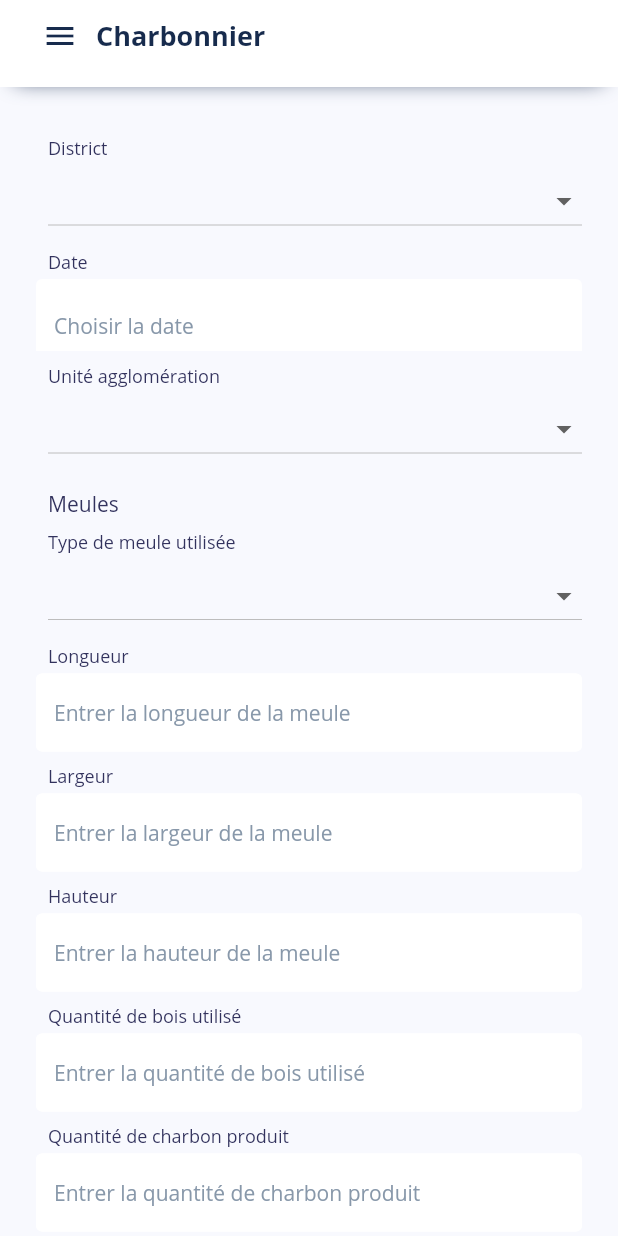
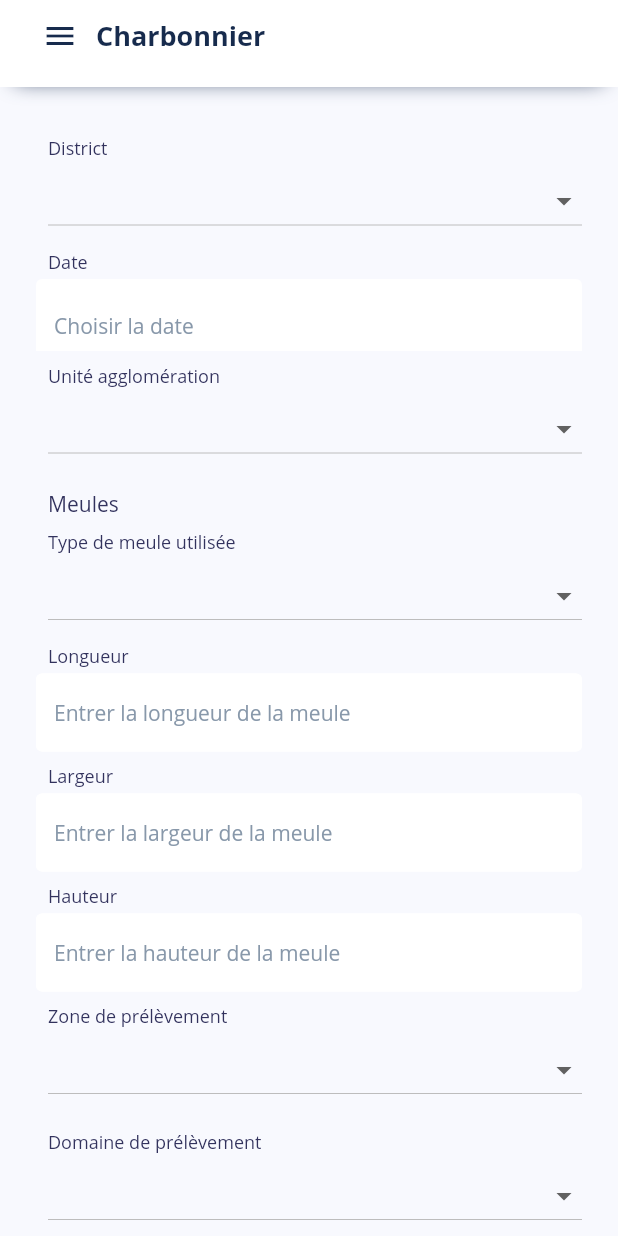
Before and after one commit to vvizzard/ssbeac, a Flutter app: the Charbonnier screen opened by its route, on a phone screen of 412 x 824 dp. Run offline on Flutter 3.47's test engine with Material 2 defaults, Android fonts, the light colour scheme and no system bars; our stand-ins replace carousel_slider, csv, font_awesome_flutter, scrollable_positioned_list, sqflite; missing offline and left inert: simple_permissions; accounts and stored records are empty.

Commit message:
update charbonnier

```diff
--- a/lib/helper/database_helpers.dart
+++ b/lib/helper/database_helpers.dart
@@ -13,24 +13,15 @@ final String columnAgglomerationMenage = 'agglomeration';
 final String columnTypeMenage = 'typeMenage';
 final String columnTailleMenage = 'tailleMenage';
 final String columnTypeGrosConsommateur= 'typeGrosConsommateur';
-// final String columnFrequenceRenouvellementBCTrad = 'frequenceRenouvellementBCTrad'; remove
-// final String columnPrixRenouvellementBCTrad = 'prixRenouvellementBCTrad'; remove
-// final String columnFrequenceRenouvellementBCAmeliore = 'frequenceRenouvellementBCAmeliore'; remove
-// final String columnPrixRenouvellementBCAmeliore = 'prixRenouvellementBCAmeliore'; remove
-// final String columnFrequenceRenouvellementCBTrad = 'frequenceRenouvellementCBTrad'; remove
-// final String columnPrixRenouvelementCBTrad = 'prixRenouvelementCBTrad'; remove
-// final String columnFrequenceRenouvellementCBAmeliore = 'frequenceRenouvellementCBAmeliore'; remove
-// final String columnPrixRenouvelementCBAmeliore = 'prixRenouvelementCBAmeliore'; remove
 
 // Energie de cuisson
 final String tableEnergieCuisson = 'energieCuisson';
 final String columnIdEnergieCuisson = '_id';
 final String columnIdMenageEnergieCuisson = '_idMenage';
 final String columnEnergieCuisson = 'energie';
-// final String columnAutreEnergieCuisson = 'autreEnergie'; Remove
-final String columnTypeFoyerEnergieCuisson = 'type_foyer'; //Ajouter
-final String columnFrequenceFoyerEnergieCuisson = 'frequence_foyer'; //Ajouter
-final String columnPUFoyerEnergieCuisson = 'pu_foyer'; //Ajouter
+final String columnTypeFoyerEnergieCuisson = 'type_foyer';
+final String columnFrequenceFoyerEnergieCuisson = 'frequence_foyer';
+final String columnPUFoyerEnergieCuisson = 'pu_foyer';
 final String columnQteEnergieCuisson = 'qte';
 final String columnPrixEnergieCuisson = 'prix';
 final String columnSaisonEnergieCuisson = 'saison';
--- a/lib/screens/charbonnier.dart
+++ b/lib/screens/charbonnier.dart
@@ -7,7 +7,6 @@ import 'package:argon_flutter/constants/Theme.dart';
 import 'package:argon_flutter/widgets/navbar.dart';
 import 'package:argon_flutter/widgets/drawer.dart';
 import 'package:argon_flutter/widgets/input.dart';
-import 'package:argon_flutter/widgets/table-cell.dart';
 import 'package:intl/intl.dart';
 
 List<String> districts = ['Ambohidratrimo ',
@@ -133,9 +132,14 @@ List<String> typeMeule = [
   'Traditionnel', 'Amélioré'
 ];
 
-List<String> listeMeuleAmeliore = ['Non défini', 'MATI(Meule Amélioré à Tirage Inversée)', 'VMTP(Voay MiTaPy)', 'GMDR(Green Mad Dome Retort)', 'Autre'];
+List<String> listeMeuleAmeliore = [
+  'MATI(Meule Amélioré à Tirage Inversée)', 'VMTP(Voay MiTaPy)',
+  'GMDR(Green Mad Dome Retort)', 'Autre'
+];
 
-List<String> listeZonePrelevement = ['Forêt naturelle', 'Plantation', 'Mangrove', 'Arbre hors forêts'];
+List<String> listeZonePrelevement = [
+  'Forêt naturelle', 'Plantation', 'Mangrove', 'Arbre hors forêts'
+];
 List<String> listeDomainePrelevement = ['Domaine\'état', 'Domaine privé', 'TG'];
 
 class Charbonnier extends StatefulWidget {
@@ -198,8 +202,8 @@ class _CharbonnierState extends State<Charbonnier> {
     charbonnier.especeBoisCharbonnier = especeBois.text;
     // charbonnier.qteBoisCharbonnier = double.tryParse(qte.text);
     // charbonnier.qteCharbonCharbonnier = double.tryParse(qteC.text);
-    charbonnier.zonePrelevelementCharbonnier = zonePrelevementChoosed;
-    charbonnier.domainePrelevelementCharbonnier = domainePrelevementChoosed;
+    // charbonnier.zonePrelevelementCharbonnier = zonePrelevementChoosed;
+    // charbonnier.domainePrelevelementCharbonnier = domainePrelevementChoosed;
     charbonnier.autorisationCharbonnier = autorisation;
 
     List<MeuleEntity> listeMeules = [];
@@ -211,6 +215,8 @@ class _CharbonnierState extends State<Charbonnier> {
       meule.longueur = double.tryParse(value['longueur']);
       meule.largeur = double.tryParse(value['largeur']);
       meule.hauteur = double.tryParse(value['hauteur']);
+      meule.zonePrelevement = value['zone'];
+      meule.domaine = value['domaine'];
       meule.qteB = double.tryParse(value['qteB']);
       meule.qteC = double.tryParse(value['qteC']);
       listeMeules.add(meule);
@@ -449,6 +455,44 @@ class _CharbonnierState extends State<Charbonnier> {
                               ),
                               TableRow(
                                 children: <Widget>[
+                                  Text("Zone de prélèvement :", style: TextStyle(
+                                      color: ArgonColors.text,
+                                      fontSize: 12
+                                  )
+                                  ),
+                                  Container(
+                                    padding: EdgeInsets.all(2.0),
+                                    child: Text(e.value['zone'],
+                                        style: TextStyle(
+                                            color: ArgonColors.text,
+                                            fontSize: 12
+                                        ),
+                                        textAlign:TextAlign.end
+                                    ),
+                                  ),
+                                ],
+                              ),
+                              TableRow(
+                                children: <Widget>[
+                                  Text("Domaine :", style: TextStyle(
+                                      color: ArgonColors.text,
+                                      fontSize: 12
+                                  )
+                                  ),
+                                  Container(
+                                    padding: EdgeInsets.all(2.0),
+                                    child: Text(e.value['domaine'],
+                                        style: TextStyle(
+                                            color: ArgonColors.text,
+                                            fontSize: 12
+                                        ),
+                                        textAlign:TextAlign.end
+                                    ),
+                                  ),
+                                ],
+                              ),
+                              TableRow(
+                                children: <Widget>[
                                   Text("Qte bois :", style: TextStyle(
                                       color: ArgonColors.text,
                                       fontSize: 12
@@ -497,8 +541,6 @@ class _CharbonnierState extends State<Charbonnier> {
                             onPressed: () {
                               setState(() {
                                 meules.remove(e.key);
-                                // checkFoyer('BC') ? showFoyerBC=true : showFoyerBC=false;
-                                // checkFoyer('CB') ? showFoyerCB=true : showFoyerCB=false;
                               });
                             },
                           ),
@@ -534,7 +576,8 @@ class _CharbonnierState extends State<Charbonnier> {
                   onChanged: (String newValue) {
                     setState(() {
                       typeMeuleChoosed = newValue;
-                      typeMeuleChoosed.contains("Amélioré")?showMeuleAmeliore=true:showMeuleAmeliore=false;
+                      typeMeuleChoosed.contains("Amélioré")
+                          ?showMeuleAmeliore=true:showMeuleAmeliore=false;
                     });
                   },
                   items: typeMeule
@@ -653,6 +696,79 @@ class _CharbonnierState extends State<Charbonnier> {
                 )
               ),
               Padding(
+                padding: const EdgeInsets.only(left: 8.0, top: 8.0),
+                child: Align(
+                  alignment: Alignment.centerLeft,
+                  child: Text("Zone de prélèvement",
+                      style: TextStyle(
+                          color: ArgonColors.text,
+                          fontWeight: FontWeight.w500,
+                          fontSize: 12)),
+                ),
+              ),
+              Padding(
+                padding: const EdgeInsets.only(left: 8.0, top: 4.0),
+                child: DropdownButton<String>(
+                  style: TextStyle(
+                      fontSize: 12,
+                      color: ArgonColors.text,
+                      backgroundColor: Colors.white
+                  ),
+                  value: zonePrelevementChoosed,
+                  isExpanded: true,
+                  onChanged: (String newValue) {
+                    setState(() {
+                      zonePrelevementChoosed = newValue;
+                    });
+                  },
+                  items: listeZonePrelevement
+                      .map<DropdownMenuItem<String>>((String value) {
+                    return DropdownMenuItem<String>(
+                      value: value,
+                      child: Text(value),
+                    );
+                  }).toList(),
+                ),
+              ),
+
+              SizedBox(height: 8.0),
+
+              Padding(
+                padding: const EdgeInsets.only(left: 8.0, top: 8.0),
+                child: Align(
+                  alignment: Alignment.centerLeft,
+                  child: Text("Domaine de prélèvement",
+                      style: TextStyle(
+                          color: ArgonColors.text,
+                          fontWeight: FontWeight.w500,
+                          fontSize: 12)),
+                ),
+              ),
+              Padding(
+                padding: const EdgeInsets.only(left: 8.0, top: 4.0),
+                child: DropdownButton<String>(
+                  style: TextStyle(
+                      fontSize: 12,
+                      color: ArgonColors.text,
+                      backgroundColor: Colors.white
+                  ),
+                  value: domainePrelevementChoosed,
+                  isExpanded: true,
+                  onChanged: (String newValue) {
+                    setState(() {
+                      domainePrelevementChoosed = newValue;
+                    });
+                  },
+                  items: listeDomainePrelevement
+                      .map<DropdownMenuItem<String>>((String value) {
+                    return DropdownMenuItem<String>(
+                      value: value,
+                      child: Text(value),
+                    );
+                  }).toList(),
+                ),
+              ),
+              Padding(
                 padding: const EdgeInsets.only(left: 8.0, top: 8),
                 child: Align(
                   alignment: Alignment.centerLeft,
@@ -710,7 +826,9 @@ class _CharbonnierState extends State<Charbonnier> {
                           "largeur": largeurTemp.text,
                           "hauteur": hauteurTemp.text,
                           "qteB": qte.text,
-                          "qteC": qteC.text
+                          "qteC": qteC.text,
+                          "zone": zonePrelevementChoosed,
+                          "domaine": domainePrelevementChoosed
                         });
                       });
                     },
@@ -747,80 +865,6 @@ class _CharbonnierState extends State<Charbonnier> {
                     borderColor: ArgonColors.white,
                     controller: especeBois
                 )
-              ),
-
-              Padding(
-                padding: const EdgeInsets.only(left: 8.0, top: 8.0),
-                child: Align(
-                  alignment: Alignment.centerLeft,
-                  child: Text("Zone de prélèvement",
-                      style: TextStyle(
-                          color: ArgonColors.text,
-                          fontWeight: FontWeight.w500,
-                          fontSize: 12)),
-                ),
-              ),
-              Padding(
-                padding: const EdgeInsets.only(left: 8.0, top: 4.0),
-                child: DropdownButton<String>(
-                  style: TextStyle(
-                    fontSize: 12,
-                    color: ArgonColors.text,
-                    backgroundColor: Colors.white
-                  ),
-                  value: zonePrelevementChoosed,
-                  isExpanded: true,
-                  onChanged: (String newValue) {
-                    setState(() {
-                      zonePrelevementChoosed = newValue;
-                    });
-                  },
-                  items: listeZonePrelevement
-                      .map<DropdownMenuItem<String>>((String value) {
-                    return DropdownMenuItem<String>(
-                      value: value,
-                      child: Text(value),
-                    );
-                  }).toList(),
-                ),
-              ),
-
-              SizedBox(height: 8.0),
-
-              Padding(
-                padding: const EdgeInsets.only(left: 8.0, top: 8.0),
-                child: Align(
-                  alignment: Alignment.centerLeft,
-                  child: Text("Domaine de prélèvement",
-                      style: TextStyle(
-                          color: ArgonColors.text,
-                          fontWeight: FontWeight.w500,
-                          fontSize: 12)),
-                ),
-              ),
-              Padding(
-                padding: const EdgeInsets.only(left: 8.0, top: 4.0),
-                child: DropdownButton<String>(
-                  style: TextStyle(
-                    fontSize: 12,
-                    color: ArgonColors.text,
-                    backgroundColor: Colors.white
-                  ),
-                  value: domainePrelevementChoosed,
-                  isExpanded: true,
-                  onChanged: (String newValue) {
-                    setState(() {
-                      domainePrelevementChoosed = newValue;
-                    });
-                  },
-                  items: listeDomainePrelevement
-                      .map<DropdownMenuItem<String>>((String value) {
-                    return DropdownMenuItem<String>(
-                      value: value,
-                      child: Text(value),
-                    );
-                  }).toList(),
-                ),
               ),
 
               SizedBox(height: 8.0),
--- a/lib/screens/listeCharbonnier.dart
+++ b/lib/screens/listeCharbonnier.dart
@@ -171,7 +171,6 @@ class _ListeCharbonnierState extends State<ListeCharbonnier> {
                   onPressed: () {
                     setState(() {
                       CsvHelper csvHelper = new CsvHelper();
-                      // Ménages
                       List<List<String>> data = [];
                       data.add([
                         'Id',
@@ -179,32 +178,33 @@ class _ListeCharbonnierState extends State<ListeCharbonnier> {
                         'District',
                         'Unite agglomeration',
                         'Espece bois',
-                        'Zone prelevement',
-                        'Domaine prelevement',
                         'Autorisation',
-                        'Qte bois',
-                        'Qte charbon'
-
                       ]);
                       charbonniers.forEach((element) {
                         data.add([
-                          element['_id'].toString(), element['date'], element['district'], element['agglomeration'],
-                          element['espece_bois'], element['zone_prelevement'], element['domaine_prelevement'],
-                          element['autorisation'].toString(), element['qte_bois'].toString(), element['qte_charbon'].toString()]);
+                          element['_id'].toString(), element['date'], element['district'],
+                          element['agglomeration'], element['espece_bois'],
+                          element['autorisation'].toString()
+                        ]);
                       });
 
                       csvHelper.generateCsv(data[1][0]+'_charbonnier_'+dateFormat.format(new DateTime.now())+'.csv', data);
 
                       // EnergieCuisson
                       data = [];
-                      data.add(['Id',	'IdCharbonnier',	'Type',	'Meule',	'Longueur',	'Largeur',
-                          'Hauteur', 'quantité de bois',	'quantité de charbon']);
+                      data.add([
+                        'Id',	'IdCharbonnier',	'Type',	'Meule',
+                        'Longueur',	'Largeur',	'Hauteur', 'Zone prelevement',
+                        'Domaine prelevement', 'quantité de bois',
+                        'quantité de charbon','Qte bois', 'Qte charbon'
+                      ]);
                       helper.queryAllMeule().then((value) => {
                         value.forEach((element) {
                           data.add([
                             element.id.toString(), element.idCharbonnier.toString(),
-                            element.typeMeule, element.meule,
-                            element.longueur.toString(),element.largeur.toString(), element.hauteur.toString(),
+                            element.typeMeule, element.meule, element.longueur.toString(),
+                            element.largeur.toString(), element.hauteur.toString(),
+                            element.zonePrelevement, element.domaine,
                             element.qteB.toString(), element.qteC.toString()
                           ]);
                         }),
```
Also changed, not shown: lib/screens/charbonnierModifcation.dart (+128 -93 lines).
